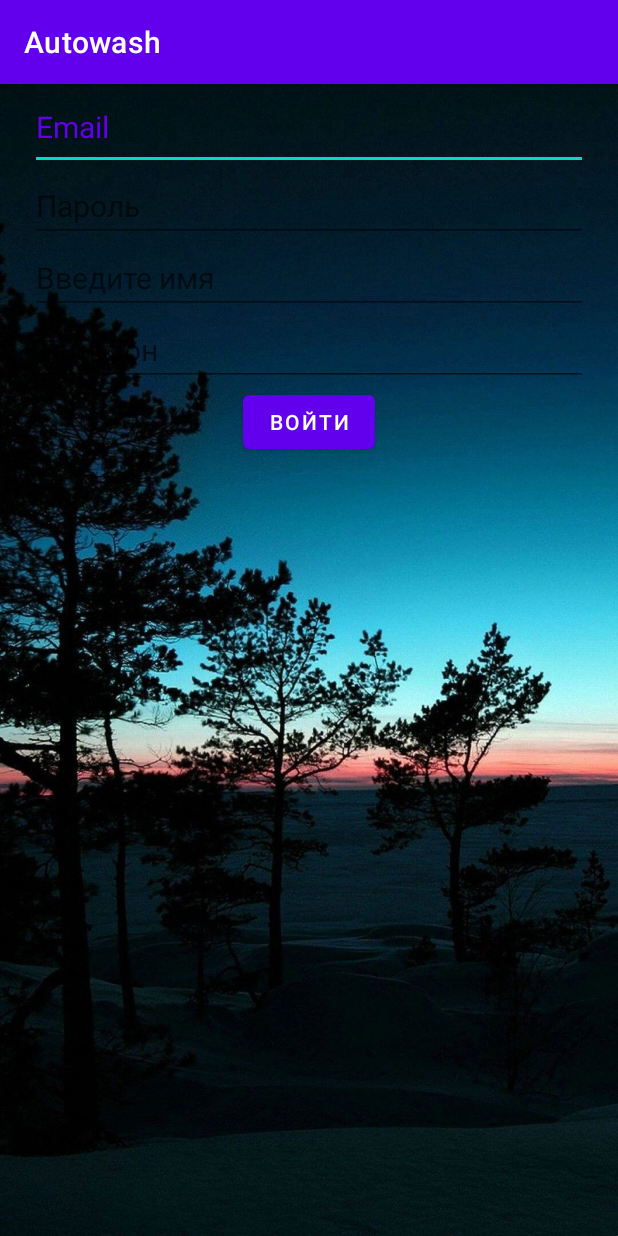
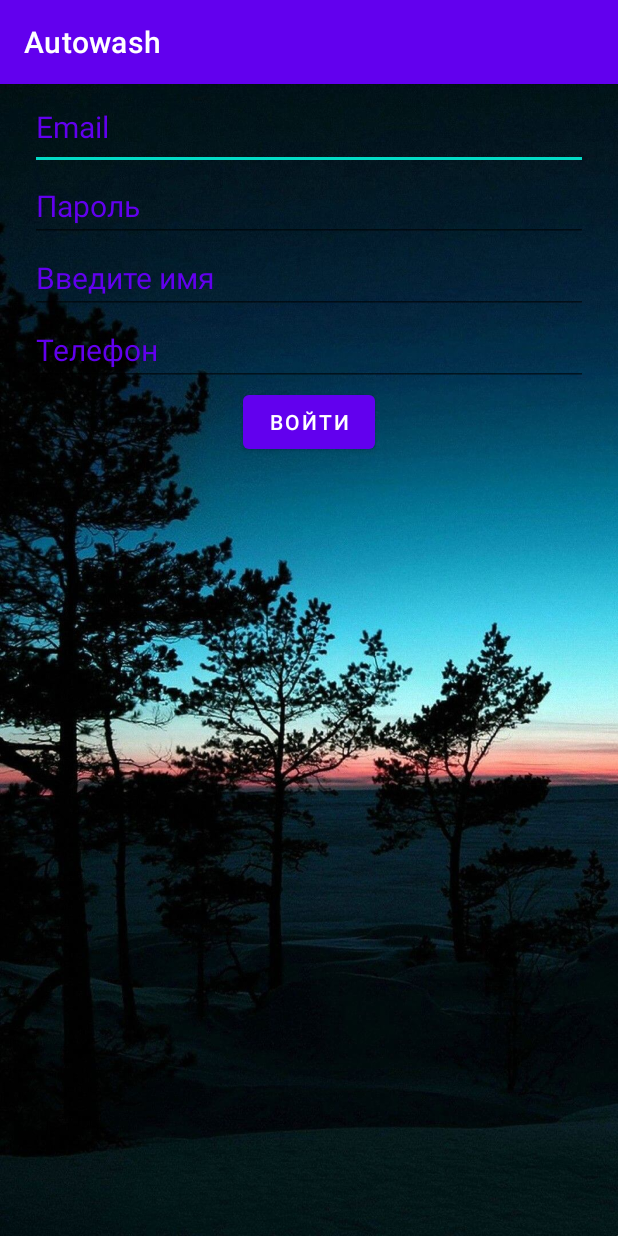
Before and after one commit to dns21395/Autowash, an Android app: the screen it shows after launch (RegisterActivity), after a tap on "ВОЙТИ", on a phone screen of 412 x 824 dp. Run offline under Robolectric (Android 15) with nearby library versions, the phone set to English and light mode, and no system bars.

Commit message:
цвета для экрана регистрации

```diff
--- a/app/src/main/res/layout/activity_moika.xml
+++ b/app/src/main/res/layout/activity_moika.xml
@@ -5,7 +5,10 @@
 
     <TextView
         android:padding="16dp"
-        android:text="Hello World"
+        android:text="Hello World\nMoika\n\nMoika"
+        android:textColor="@color/purple_500"
+        android:textSize="16sp"
+        android:textStyle="bold"
         android:layout_width="match_parent"
         android:layout_height="match_parent" />
 
--- a/app/src/main/res/layout/activity_register_2.xml
+++ b/app/src/main/res/layout/activity_register_2.xml
@@ -22,10 +22,7 @@
             android:inputType="textEmailAddress"
             android:textColor="@android:color/white"
             android:textColorHint="@color/purple_500"
-            android:textSize="20sp"
-
-
-            />
+            android:textSize="20sp" />
 
         <EditText
             android:id="@+id/passField"
@@ -33,10 +30,9 @@
             android:layout_height="wrap_content"
             android:hint="Пароль"
             android:inputType="textPassword"
-            android:textColor="@color/purple_500"
+            android:textColor="@android:color/white"
+            android:textColorHint="@color/purple_500"
             android:textSize="20sp"
-
-
             />
 
         <EditText
@@ -45,7 +41,8 @@
             android:layout_height="wrap_content"
             android:hint="Введите имя"
             android:inputType="textEmailAddress"
-            android:textColor="@color/purple_500"
+            android:textColor="@android:color/white"
+            android:textColorHint="@color/purple_500"
             android:textSize="20sp" />
 
         <EditText
@@ -54,7 +51,8 @@
             android:layout_height="wrap_content"
             android:hint="Телефон"
             android:inputType="textEmailAddress"
-            android:textColor="@color/purple_500"
+            android:textColor="@android:color/white"
+            android:textColorHint="@color/purple_500"
             android:textSize="20sp" />
 
         <Button
```
